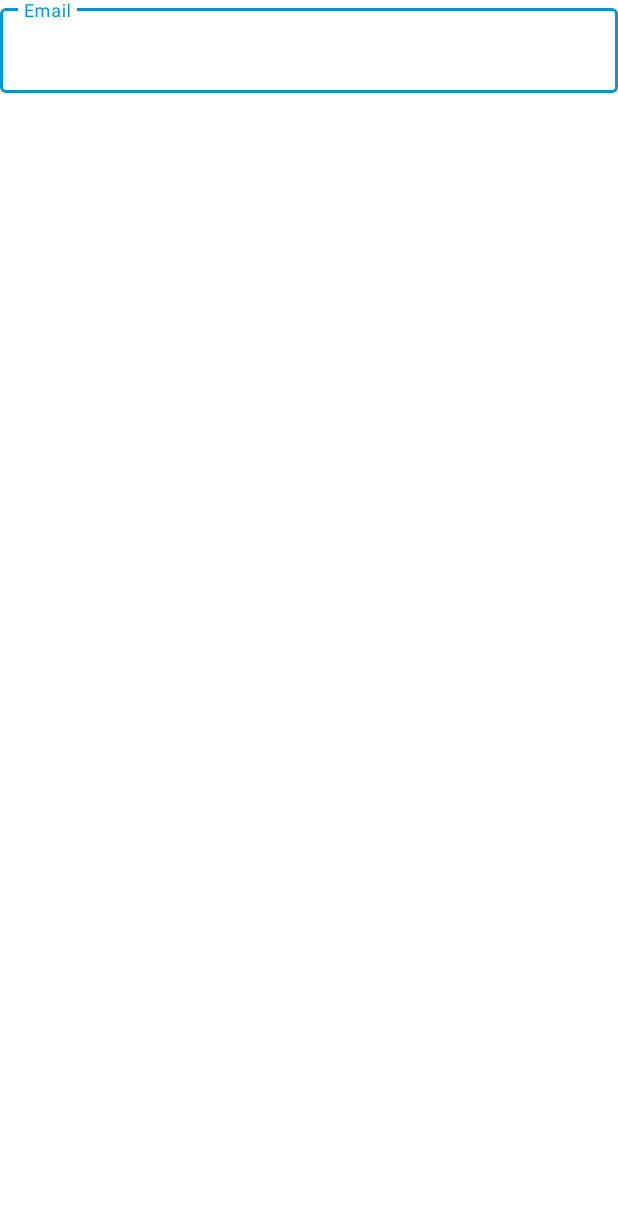
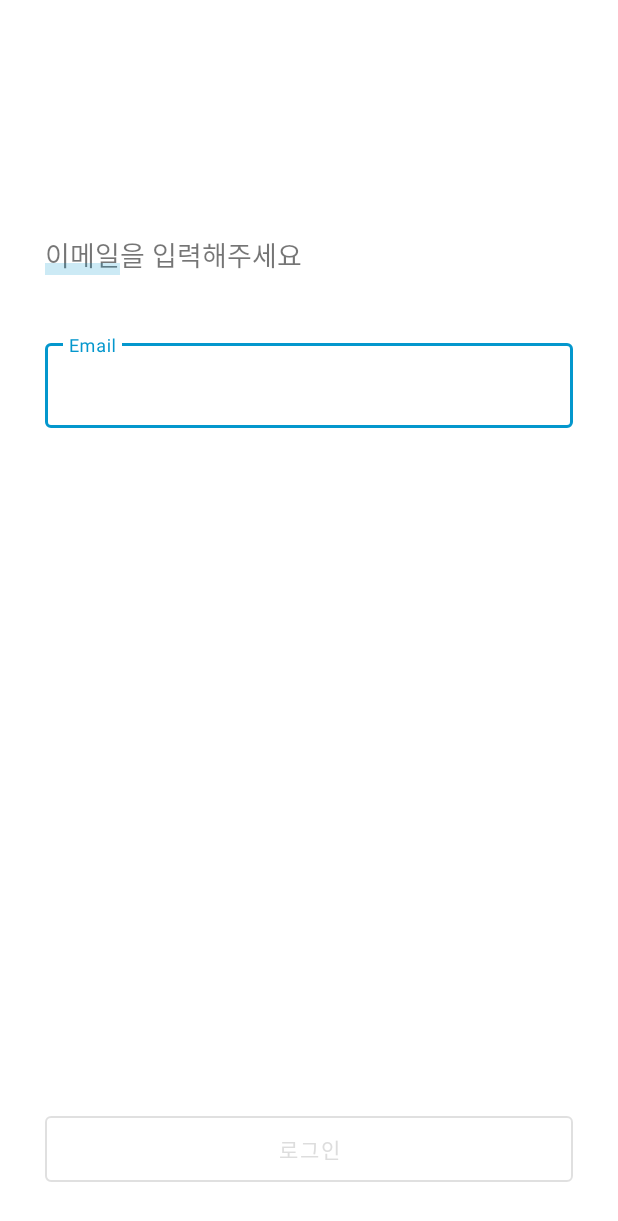
Before and after one commit to Team-Scookie/scookie_android, an Android app: the layout activity_login.xml on its own in the app's theme, with its tools: preview values and no code run, on a phone screen of 412 x 824 dp. Shown: the top 1221 px of the screen. Run offline under Robolectric (Android 15) with nearby library versions, the phone set to English and light mode, and no system bars.

Commit message:
feat: Compose login ui

```diff
--- a/app/src/main/AndroidManifest.xml
+++ b/app/src/main/AndroidManifest.xml
@@ -12,7 +12,11 @@
         android:supportsRtl="true"
         android:theme="@style/AppTheme">
         <activity android:name=".LoginActivity">
+            <intent-filter>
+                <action android:name="android.intent.action.MAIN" />
 
+                <category android:name="android.intent.category.LAUNCHER" />
+            </intent-filter>
         </activity>
         <!--              The API key for Google Maps-based APIs. -->
         <meta-data
@@ -24,11 +28,7 @@
 
         <activity android:name=".MainActivity">
 
-            <intent-filter>
-                <action android:name="android.intent.action.MAIN" />
 
-                <category android:name="android.intent.category.LAUNCHER" />
-            </intent-filter>
         </activity>
     </application>
 
--- a/app/src/main/res/layout/activity_login.xml
+++ b/app/src/main/res/layout/activity_login.xml
@@ -6,11 +6,34 @@ android:layout_width="match_parent"
 android:layout_height="match_parent"
 tools:context=".LoginActivity">
 
+    <com.google.android.material.textview.MaterialTextView
+        android:id="@+id/tv_getId"
+        android:layout_width="wrap_content"
+        android:layout_height="wrap_content"
+        app:layout_constraintStart_toStartOf="parent"
+        app:layout_constraintTop_toTopOf="parent"
+       android:text="@string/getEmail"
+        android:layout_marginTop="156dp"
+        android:layout_marginLeft="30dp"
+        android:layout_marginStart="30dp"
+        android:textSize="18sp"/>
+
+    <View
+        android:layout_width="50dp"
+        android:layout_height="8dp"
+        android:background="#330497CD"
+        app:layout_constraintStart_toStartOf="@id/tv_getId"
+        app:layout_constraintBottom_toBottomOf="@id/tv_getId"
+        />
+
     <com.google.android.material.textfield.TextInputLayout
         android:id="@+id/userEmailTextInputLayout"
         android:layout_width="match_parent"
         android:layout_height="wrap_content"
-    app:layout_constraintTop_toTopOf="parent"
+        app:layout_constraintTop_toBottomOf="@id/tv_getId"
+        android:layout_marginTop="40dp"
+        android:layout_marginStart="30dp"
+        android:layout_marginEnd="30dp"
         style="@style/Widget.MaterialComponents.TextInputLayout.OutlinedBox">
 
         <com.google.android.material.textfield.TextInputEditText
@@ -20,4 +43,18 @@ tools:context=".LoginActivity">
 
     </com.google.android.material.textfield.TextInputLayout>
 
+    <Button
+        android:id="@+id/outlinedButton"
+        android:layout_width="0dp"
+        android:layout_height="56dp"
+        android:text="@string/login"
+        android:textColor="@color/lightGray"
+        style="?attr/materialButtonOutlinedStyle"
+        app:layout_constraintStart_toStartOf="parent"
+        app:layout_constraintEnd_toEndOf="parent"
+        android:layout_marginStart="30dp"
+        android:layout_marginEnd="30dp"
+        app:layout_constraintBottom_toBottomOf="parent"
+        android:layout_marginBottom="30dp"
+        />
 </androidx.constraintlayout.widget.ConstraintLayout>
--- a/app/src/main/res/values/colors.xml
+++ b/app/src/main/res/values/colors.xml
@@ -3,4 +3,5 @@
     <color name="colorPrimary">#0497CD</color>
     <color name="colorPrimaryDark">#3700B3</color>
     <color name="colorAccent">#03DAC5</color>
+    <color name="lightGray">#DDDDDD</color>
 </resources>
--- a/app/src/main/res/values/strings.xml
+++ b/app/src/main/res/values/strings.xml
@@ -1,3 +1,5 @@
 <resources>
     <string name="app_name">Scookie</string>
+    <string name="getEmail">이메일을 입력해주세요</string>
+    <string name="login">로그인</string>
 </resources>
```
Lines whose indentation alone changed are shown as unchanged.
